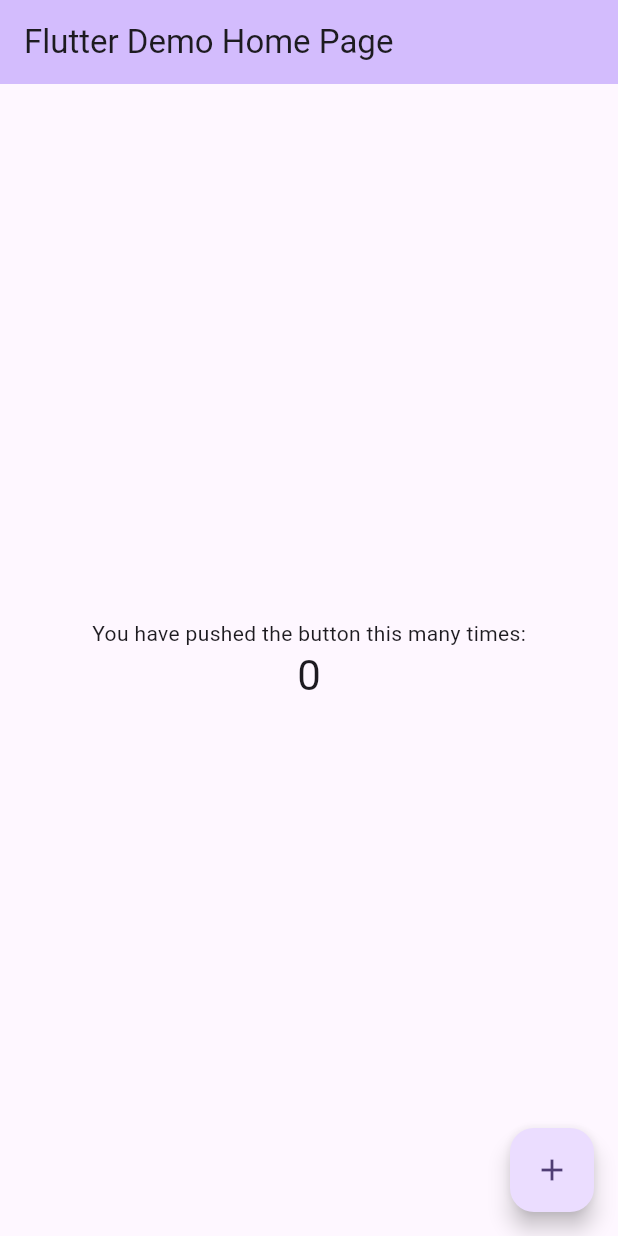
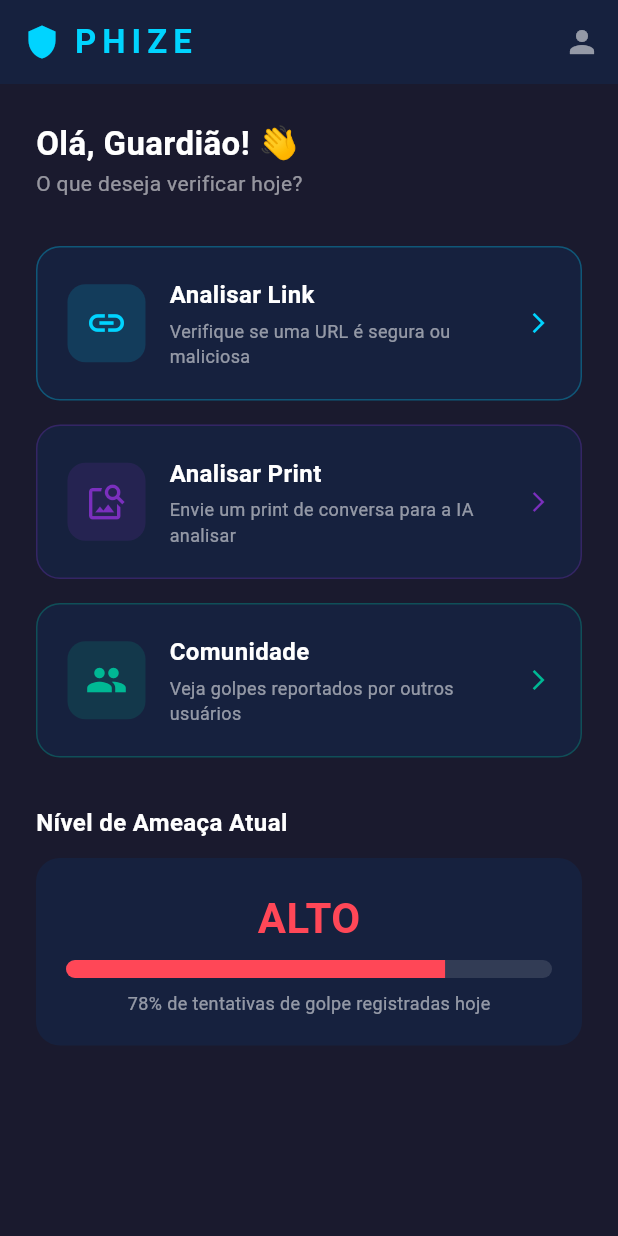
Before and after one commit to Carolliny-cmd/PHIZE, a Flutter app: the screen it shows after launch, on a phone screen of 412 x 824 dp. Run offline on Flutter 3.47's test engine with Material 3 defaults, Android fonts, the phone set to English and light mode, and no system bars.

Commit message:
feat: tela home

```diff
--- a/lib/main.dart
+++ b/lib/main.dart
@@ -1,122 +1,26 @@
 import 'package:flutter/material.dart';
+import 'screens/home_screen.dart';
 
 void main() {
-  runApp(const MyApp());
+  runApp(const PhizeApp());
 }
 
-class MyApp extends StatelessWidget {
-  const MyApp({super.key});
+class PhizeApp extends StatelessWidget {
+  const PhizeApp({super.key});
 
-  // This widget is the root of your application.
   @override
   Widget build(BuildContext context) {
     return MaterialApp(
-      title: 'Flutter Demo',
+      title: 'Phize',
+      debugShowCheckedModeBanner: false,
       theme: ThemeData(
-        // This is the theme of your application.
-        //
-        // TRY THIS: Try running your application with "flutter run". You'll see
-        // the application has a purple toolbar. Then, without quitting the app,
-        // try changing the seedColor in the colorScheme below to Colors.green
-        // and then invoke "hot reload" (save your changes or press the "hot
-        // reload" button in a Flutter-supported IDE, or press "r" if you used
-        // the command line to start the app).
-        //
-        // Notice that the counter didn't reset back to zero; the application
-        // state is not lost during the reload. To reset the state, use hot
-        // restart instead.
-        //
-        // This works for code too, not just values: Most code changes can be
-        // tested with just a hot reload.
-        colorScheme: .fromSeed(seedColor: Colors.deepPurple),
+        colorScheme: ColorScheme.fromSeed(
+          seedColor: const Color(0xFF1A1A2E),
+          brightness: Brightness.dark,
+        ),
+        useMaterial3: true,
       ),
-      home: const MyHomePage(title: 'Flutter Demo Home Page'),
+      home: const HomeScreen(),
     );
   }
 }
-
-class MyHomePage extends StatefulWidget {
-  const MyHomePage({super.key, required this.title});
-
-  // This widget is the home page of your application. It is stateful, meaning
-  // that it has a State object (defined below) that contains fields that affect
-  // how it looks.
-
-  // This class is the configuration for the state. It holds the values (in this
-  // case the title) provided by the parent (in this case the App widget) and
-  // used by the build method of the State. Fields in a Widget subclass are
-  // always marked "final".
-
-  final String title;
-
-  @override
-  State<MyHomePage> createState() => _MyHomePageState();
-}
-
-class _MyHomePageState extends State<MyHomePage> {
-  int _counter = 0;
-
-  void _incrementCounter() {
-    setState(() {
-      // This call to setState tells the Flutter framework that something has
-      // changed in this State, which causes it to rerun the build method below
-      // so that the display can reflect the updated values. If we changed
-      // _counter without calling setState(), then the build method would not be
-      // called again, and so nothing would appear to happen.
-      _counter++;
-    });
-  }
-
-  @override
-  Widget build(BuildContext context) {
-    // This method is rerun every time setState is called, for instance as done
-    // by the _incrementCounter method above.
-    //
-    // The Flutter framework has been optimized to make rerunning build methods
-    // fast, so that you can just rebuild anything that needs updating rather
-    // than having to individually change instances of widgets.
-    return Scaffold(
-      appBar: AppBar(
-        // TRY THIS: Try changing the color here to a specific color (to
-        // Colors.amber, perhaps?) and trigger a hot reload to see the AppBar
-        // change color while the other colors stay the same.
-        backgroundColor: Theme.of(context).colorScheme.inversePrimary,
-        // Here we take the value from the MyHomePage object that was created by
-        // the App.build method, and use it to set our appbar title.
-        title: Text(widget.title),
-      ),
-      body: Center(
-        // Center is a layout widget. It takes a single child and positions it
-        // in the middle of the parent.
-        child: Column(
-          // Column is also a layout widget. It takes a list of children and
-          // arranges them vertically. By default, it sizes itself to fit its
-          // children horizontally, and tries to be as tall as its parent.
-          //
-          // Column has various properties to control how it sizes itself and
-          // how it positions its children. Here we use mainAxisAlignment to
-          // center the children vertically; the main axis here is the vertical
-          // axis because Columns are vertical (the cross axis would be
-          // horizontal).
-          //
-          // TRY THIS: Invoke "debug painting" (choose the "Toggle Debug Paint"
-          // action in the IDE, or press "p" in the console), to see the
-          // wireframe for each widget.
-          mainAxisAlignment: .center,
-          children: [
-            const Text('You have pushed the button this many times:'),
-            Text(
-              '$_counter',
-              style: Theme.of(context).textTheme.headlineMedium,
-            ),
-          ],
-        ),
-      ),
-      floatingActionButton: FloatingActionButton(
-        onPressed: _incrementCounter,
-        tooltip: 'Increment',
-        child: const Icon(Icons.add),
-      ),
-    );
-  }
-}
--- /dev/null
+++ b/lib/screens/home_screen.dart
@@ -0,0 +1,199 @@
+import 'package:flutter/material.dart';
+
+class HomeScreen extends StatelessWidget {
+  const HomeScreen({super.key});
+
+  @override
+  Widget build(BuildContext context) {
+    return Scaffold(
+      backgroundColor: const Color(0xFF1A1A2E),
+      appBar: AppBar(
+        backgroundColor: const Color(0xFF16213E),
+        title: Row(
+          children: const [
+            Icon(Icons.shield, color: Color(0xFF00D4FF), size: 24),
+            SizedBox(width: 8),
+            Text(
+              'PHIZE',
+              style: TextStyle(
+                color: Color(0xFF00D4FF),
+                fontWeight: FontWeight.bold,
+                letterSpacing: 4,
+              ),
+            ),
+          ],
+        ),
+        actions: [
+          IconButton(
+            icon: const Icon(Icons.person, color: Colors.white54),
+            onPressed: () {},
+          ),
+        ],
+      ),
+      body: SingleChildScrollView(
+        padding: const EdgeInsets.all(24),
+        child: Column(
+          crossAxisAlignment: CrossAxisAlignment.start,
+          children: [
+            // Saudação
+            const Text(
+              'Olá, Guardião! 👋',
+              style: TextStyle(
+                fontSize: 22,
+                fontWeight: FontWeight.bold,
+                color: Colors.white,
+              ),
+            ),
+            const Text(
+              'O que deseja verificar hoje?',
+              style: TextStyle(fontSize: 14, color: Colors.white54),
+            ),
+            const SizedBox(height: 32),
+
+            // Cards principais
+            _CardAnalise(
+              icone: Icons.link,
+              titulo: 'Analisar Link',
+              descricao: 'Verifique se uma URL é segura ou maliciosa',
+              cor: const Color(0xFF00D4FF),
+              onTap: () {},
+            ),
+            const SizedBox(height: 16),
+            _CardAnalise(
+              icone: Icons.image_search,
+              titulo: 'Analisar Print',
+              descricao: 'Envie um print de conversa para a IA analisar',
+              cor: const Color(0xFF7B2FBE),
+              onTap: () {},
+            ),
+            const SizedBox(height: 16),
+            _CardAnalise(
+              icone: Icons.people,
+              titulo: 'Comunidade',
+              descricao: 'Veja golpes reportados por outros usuários',
+              cor: const Color(0xFF00B894),
+              onTap: () {},
+            ),
+            const SizedBox(height: 32),
+
+            // Termômetro de risco
+            const Text(
+              'Nível de Ameaça Atual',
+              style: TextStyle(
+                fontSize: 16,
+                fontWeight: FontWeight.bold,
+                color: Colors.white,
+              ),
+            ),
+            const SizedBox(height: 12),
+            Container(
+              width: double.infinity,
+              padding: const EdgeInsets.all(20),
+              decoration: BoxDecoration(
+                color: const Color(0xFF16213E),
+                borderRadius: BorderRadius.circular(16),
+              ),
+              child: Column(
+                children: [
+                  const Text(
+                    'ALTO',
+                    style: TextStyle(
+                      fontSize: 28,
+                      fontWeight: FontWeight.bold,
+                      color: Color(0xFFFF4757),
+                    ),
+                  ),
+                  const SizedBox(height: 8),
+                  ClipRRect(
+                    borderRadius: BorderRadius.circular(8),
+                    child: LinearProgressIndicator(
+                      value: 0.78,
+                      minHeight: 12,
+                      backgroundColor: Colors.white12,
+                      valueColor: const AlwaysStoppedAnimation<Color>(
+                        Color(0xFFFF4757),
+                      ),
+                    ),
+                  ),
+                  const SizedBox(height: 8),
+                  const Text(
+                    '78% de tentativas de golpe registradas hoje',
+                    style: TextStyle(fontSize: 12, color: Colors.white54),
+                  ),
+                ],
+              ),
+            ),
+          ],
+        ),
+      ),
+    );
+  }
+}
+
+class _CardAnalise extends StatelessWidget {
+  final IconData icone;
+  final String titulo;
+  final String descricao;
+  final Color cor;
+  final VoidCallback onTap;
+
+  const _CardAnalise({
+    required this.icone,
+    required this.titulo,
+    required this.descricao,
+    required this.cor,
+    required this.onTap,
+  });
+
+  @override
+  Widget build(BuildContext context) {
+    return GestureDetector(
+      onTap: onTap,
+      child: Container(
+        padding: const EdgeInsets.all(20),
+        decoration: BoxDecoration(
+          color: const Color(0xFF16213E),
+          borderRadius: BorderRadius.circular(16),
+          border: Border.all(color: cor.withOpacity(0.3)),
+        ),
+        child: Row(
+          children: [
+            Container(
+              padding: const EdgeInsets.all(12),
+              decoration: BoxDecoration(
+                color: cor.withOpacity(0.15),
+                borderRadius: BorderRadius.circular(12),
+              ),
+              child: Icon(icone, color: cor, size: 28),
+            ),
+            const SizedBox(width: 16),
+            Expanded(
+              child: Column(
+                crossAxisAlignment: CrossAxisAlignment.start,
+                children: [
+                  Text(
+                    titulo,
+                    style: const TextStyle(
+                      fontSize: 16,
+                      fontWeight: FontWeight.bold,
+                      color: Colors.white,
+                    ),
+                  ),
+                  const SizedBox(height: 4),
+                  Text(
+                    descricao,
+                    style: const TextStyle(
+                      fontSize: 12,
+                      color: Colors.white54,
+                    ),
+                  ),
+                ],
+              ),
+            ),
+            Icon(Icons.arrow_forward_ios, color: cor, size: 16),
+          ],
+        ),
+      ),
+    );
+  }
+}
```
